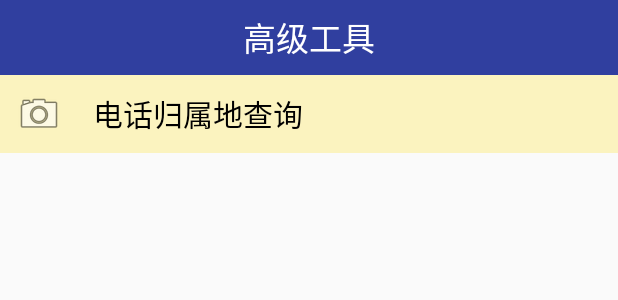
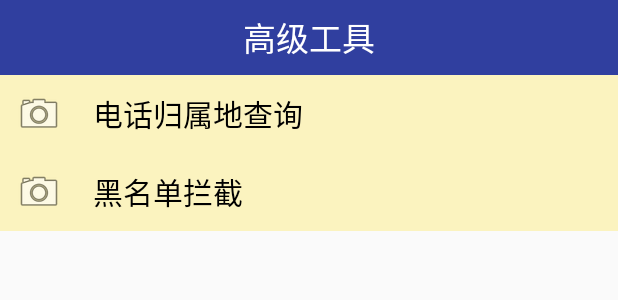
Before and after one commit to MichaelJoker/MobileGuard, an Android app: the layout activity_atools.xml on its own in the app's theme, with its tools: preview values and no code run, on a phone screen of 412 x 824 dp. Shown: the top 300 px of the screen. Run offline under Robolectric (Android 15) with nearby library versions, the phone set to English and light mode, and no system bars.

Commit message:
2016.3.22(day7  23：47)

```diff
--- a/app/build.gradle
+++ b/app/build.gradle
@@ -6,7 +6,7 @@ android {
 
     defaultConfig {
         applicationId "com.paper.mobileguard"
-        minSdkVersion 22
+        minSdkVersion 17
         targetSdkVersion 23
         versionCode 1
         versionName "1.0"
@@ -20,8 +20,9 @@ android {
 }
 
 dependencies {
-    compile fileTree(dir: 'libs', include: ['*.jar'])
+    compile fileTree(include: ['*.jar'], dir: 'libs')
     testCompile 'junit:junit:4.12'
     compile 'com.android.support:appcompat-v7:23.2.0'
     compile 'com.android.support:design:23.1.1'
+    compile files('libs/xUtils-2.6.14.jar')
 }
--- a/app/src/main/res/layout/activity_atools.xml
+++ b/app/src/main/res/layout/activity_atools.xml
@@ -22,4 +22,18 @@
         android:textColor="@color/black"
         android:textSize="20sp" />
 
+    <TextView
+        android:layout_width="match_parent"
+        android:layout_height="wrap_content"
+        android:background="@drawable/button"
+        android:clickable="true"
+        android:drawableLeft="@android:drawable/ic_menu_camera"
+        android:drawablePadding="20dp"
+        android:gravity="center_vertical"
+        android:onClick="blackListQuery"
+        android:padding="10dp"
+        android:text="黑名单拦截"
+        android:textColor="@color/black"
+        android:textSize="20sp" />
+
 </LinearLayout>
--- a/app/src/main/res/layout/home_list_item.xml
+++ b/app/src/main/res/layout/home_list_item.xml
@@ -3,7 +3,6 @@
     android:layout_width="wrap_content"
     android:layout_height="wrap_content"
     android:gravity="center_horizontal"
-    android:background="@drawable/ripple_bg"
     android:orientation="vertical" >
 
     <ImageView
```
Also changed, not shown: app/src/main/AndroidManifest.xml (+18 -3 lines), app/src/main/java/com/paper/mobileguard/activity/CallSafeActivity.java (+28 -10 lines), app/src/main/java/com/paper/mobileguard/activity/MainActivity.java (+6 -1 lines), app/src/main/res/drawable/lanuch_bg.png (deleted).
